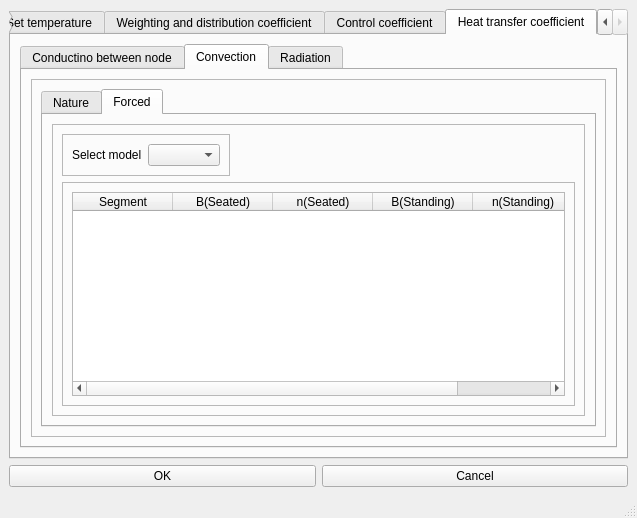
The window that view/ui/body_profile_view.ui (zkdlu/PyQt_Project) describes before a commit, drawn with Qt 5.
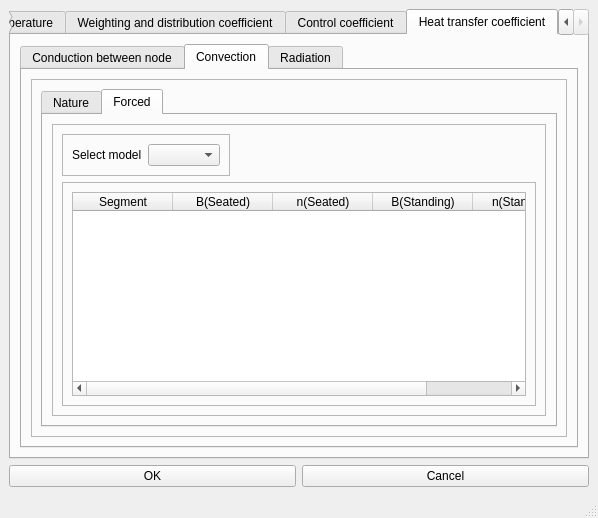
The same window after the commit. The open tabs and pages were chosen to show the change. Icons and pictures are not drawn.

Diff of the .ui file:
```diff
--- a/view/ui/body_profile_view.ui
+++ b/view/ui/body_profile_view.ui
@@ -6,7 +6,7 @@
    <rect>
     <x>0</x>
     <y>0</y>
-    <width>637</width>
+    <width>598</width>
     <height>518</height>
    </rect>
   </property>
@@ -938,7 +938,7 @@
           </property>
           <widget class="QWidget" name="tab_11">
            <attribute name="title">
-            <string>Conductino between node</string>
+            <string>Conduction between node</string>
            </attribute>
            <layout class="QVBoxLayout" name="verticalLayout_14">
             <item>
```
Left out of the diff: 100 changed lines with no effect on the pictures.
